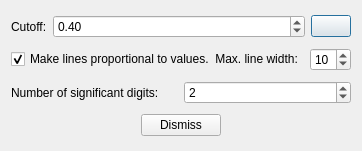
First picture: the form in dialogs/faciesrelationshipdiagramdialog.ui, repository PauloCarvalhoRJ/gammaray, before the edit.
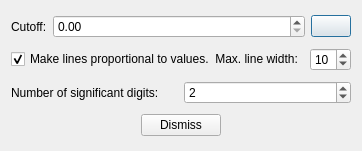
Second picture: the form after the edit. Icons and pictures are not drawn.

Commit message: Facies Relationship Diagram: changed default cutoff to 0.0.

```diff
--- a/dialogs/faciesrelationshipdiagramdialog.ui
+++ b/dialogs/faciesrelationshipdiagramdialog.ui
@@ -44,7 +44,7 @@
         <double>0.050000000000000</double>
        </property>
        <property name="value">
-        <double>0.400000000000000</double>
+        <double>0.000000000000000</double>
        </property>
       </widget>
      </item>
```
